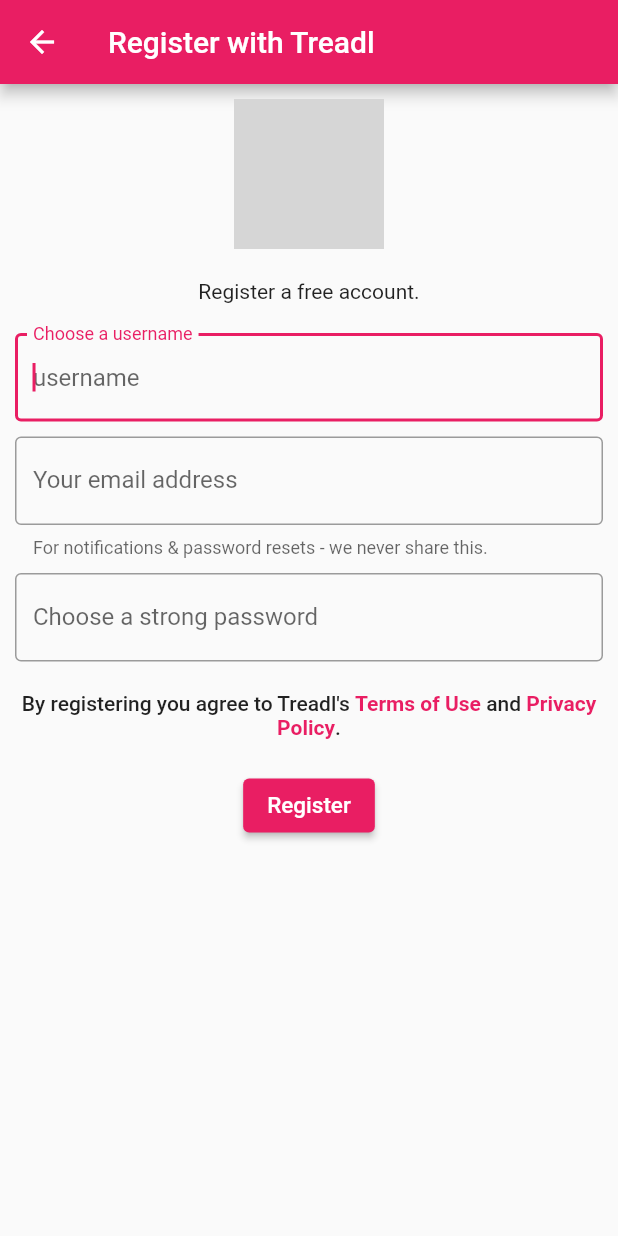
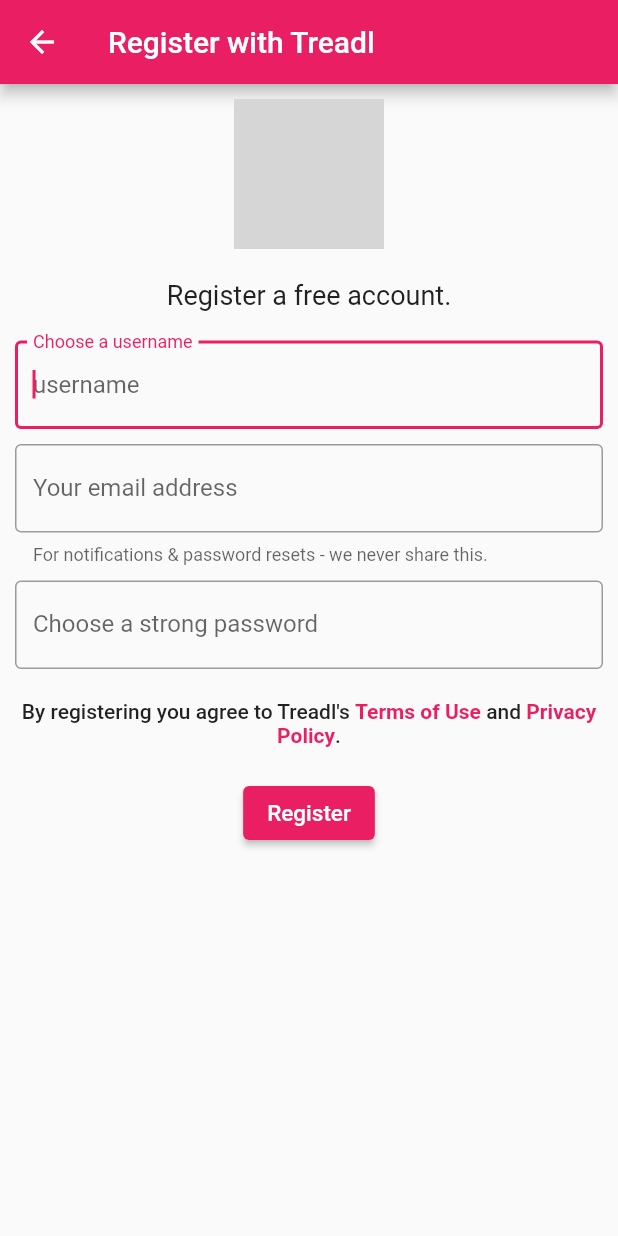
Before and after one commit to thomasbergernz/treadl, a Flutter app: the RegisterScreen screen opened by its route, on a phone screen of 412 x 824 dp. Run offline on Flutter 3.47's test engine with Material 2 defaults, Android fonts, the phone set to English and light mode, and no system bars; our stand-ins replace firebase_core, firebase_messaging, flutter_html, image_picker, shared_preferences; accounts and stored records are empty; network calls fail; grey boxes are pictures that could not be loaded.

Commit message:
Updated login/registration views slightly, and bumped mobile versions for review.

```diff
--- a/mobile/lib/login.dart
+++ b/mobile/lib/login.dart
@@ -47,13 +47,12 @@
       ),
       body: Container(
         margin: const EdgeInsets.all(10.0),
-        child: SingleChildScrollView(
         child: Column(
           mainAxisAlignment: MainAxisAlignment.center,
           children: <Widget>[
             Image(image: AssetImage('assets/logo.png'), width: 100),
             SizedBox(height: 20),
-              Text('Login using your Treadl account.'),
+            Text('Login using your Treadl account.', style: TextStyle(fontSize: 18)),
             SizedBox(height: 20),
             TextField(
               autofocus: true,
@@ -82,14 +81,12 @@
             SizedBox(height: 20),
             ElevatedButton(
               onPressed: () => _submit(context),
-                //color: Colors.pink,
               child: _loggingIn ? SizedBox(height: 20, width: 20, child:CircularProgressIndicator(backgroundColor: Colors.white)) : Text("Login",
                 textAlign: TextAlign.center,
                 style: TextStyle(color: Colors.white, fontSize: 15)
               )
             ),
           ]
-          )
         )
       ),
     );
--- a/mobile/lib/register.dart
+++ b/mobile/lib/register.dart
@@ -54,7 +54,7 @@
             children: <Widget>[
               Image(image: AssetImage('assets/logo.png'), width: 100),
               SizedBox(height: 20),
-              Text('Register a free account.'),
+              Text('Register a free account.', style: TextStyle(fontSize: 18)),
               SizedBox(height: 20),
               TextField(
                 autofocus: true,
--- a/mobile/pubspec.yaml
+++ b/mobile/pubspec.yaml
@@ -15,7 +15,7 @@
 # In iOS, build-name is used as CFBundleShortVersionString while build-number used as CFBundleVersion.
 # Read more about iOS versioning at
 # https://developer.apple.com/library/archive/documentation/General/Reference/InfoPlistKeyReference/Articles/CoreFoundationKeys.html
-version: 1.1.0+8
+version: 1.1.1+9
 
 environment:
   sdk: '>=2.17.0 <3.0.0'
```
Lines whose indentation alone changed are shown as unchanged.
